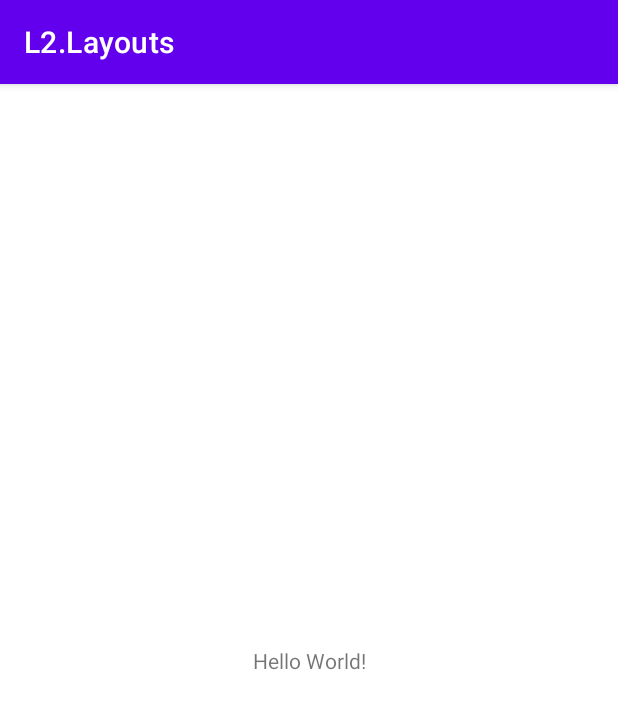
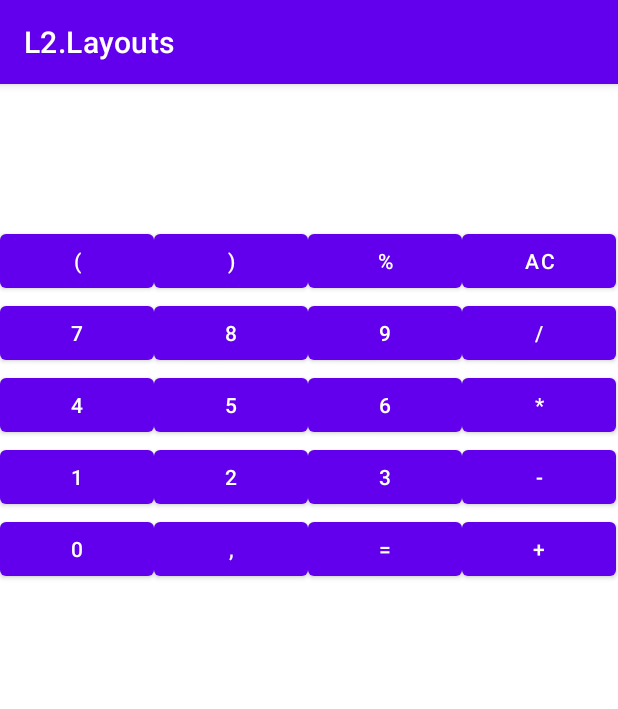
Before and after one commit to alexander-voronov/L2.Layouts, an Android app: the screen it shows after launch (MainActivity), on a phone screen of 412 x 824 dp. Shown: the top 709 px of the screen. Run offline under Robolectric (Android 15) with nearby library versions, the phone set to English and light mode, and no system bars.

Commit message:
Blank on TableLayout

```diff
--- a/app/build.gradle
+++ b/app/build.gradle
@@ -3,11 +3,11 @@ plugins {
 }
 
 android {
-    compileSdk 30
+    compileSdk 31
 
     defaultConfig {
         applicationId "ru.gb.course1.l2layouts"
-        minSdk 23
+        minSdk 26
         targetSdk 30
         versionCode 1
         versionName "1.0"
--- a/app/src/main/res/layout/activity_main.xml
+++ b/app/src/main/res/layout/activity_main.xml
@@ -1,18 +1,153 @@
 <?xml version="1.0" encoding="utf-8"?>
-<androidx.constraintlayout.widget.ConstraintLayout xmlns:android="http://schemas.android.com/apk/res/android"
-    xmlns:app="http://schemas.android.com/apk/res-auto"
+<TableLayout xmlns:android="http://schemas.android.com/apk/res/android"
     xmlns:tools="http://schemas.android.com/tools"
     android:layout_width="match_parent"
     android:layout_height="match_parent"
-    tools:context=".MainActivity">
+    android:stretchColumns="*">
 
-    <TextView
-        android:layout_width="wrap_content"
-        android:layout_height="wrap_content"
-        android:text="Hello World!"
-        app:layout_constraintBottom_toBottomOf="parent"
-        app:layout_constraintLeft_toLeftOf="parent"
-        app:layout_constraintRight_toRightOf="parent"
-        app:layout_constraintTop_toTopOf="parent" />
+    <TableRow>
 
-</androidx.constraintlayout.widget.ConstraintLayout>
+        <TextView
+            android:layout_column="3"
+            android:gravity="right"
+            android:padding="20dip"
+            android:shrinkColumns="true"
+            android:textSize="40sp"
+            tools:text="20" />
+    </TableRow>
+
+    <TableRow>
+
+        <Button
+            android:id="@+id/button_left_parenthesis"
+            android:layout_width="wrap_content"
+            android:layout_height="wrap_content"
+            android:text="(" />
+
+        <Button
+            android:id="@+id/button_right_parenthesis"
+            android:layout_width="wrap_content"
+            android:layout_height="wrap_content"
+            android:text=")" />
+
+        <Button
+            android:id="@+id/button_percentage"
+            android:layout_width="wrap_content"
+            android:layout_height="wrap_content"
+            android:text="%" />
+
+        <Button
+            android:id="@+id/button_left_reset"
+            android:layout_width="wrap_content"
+            android:layout_height="wrap_content"
+            android:text="AC" />
+    </TableRow>
+
+    <TableRow>
+
+        <Button
+            android:id="@+id/button_seven"
+            android:layout_width="wrap_content"
+            android:layout_height="wrap_content"
+            android:text="7" />
+
+        <Button
+            android:id="@+id/button_eight"
+            android:layout_width="wrap_content"
+            android:layout_height="wrap_content"
+            android:text="8" />
+
+        <Button
+            android:id="@+id/button_nine"
+            android:layout_width="wrap_content"
+            android:layout_height="wrap_content"
+            android:text="9" />
+
+        <Button
+            android:id="@+id/button_division"
+            android:layout_width="wrap_content"
+            android:layout_height="wrap_content"
+            android:text="/" />
+    </TableRow>
+
+    <TableRow>
+
+        <Button
+            android:id="@+id/button_four"
+            android:layout_width="wrap_content"
+            android:layout_height="wrap_content"
+            android:text="4" />
+
+        <Button
+            android:id="@+id/button_five"
+            android:layout_width="wrap_content"
+            android:layout_height="wrap_content"
+            android:text="5" />
+
+        <Button
+            android:id="@+id/button_six"
+            android:layout_width="wrap_content"
+            android:layout_height="wrap_content"
+            android:text="6" />
+
+        <Button
+            android:id="@+id/button_multiply"
+            android:layout_width="wrap_content"
+            android:layout_height="wrap_content"
+            android:text="*" />
+    </TableRow>
+
+    <TableRow>
+
+        <Button
+            android:id="@+id/button_one"
+            android:layout_width="wrap_content"
+            android:layout_height="wrap_content"
+            android:text="1" />
+
+        <Button
+            android:id="@+id/button_two"
+            android:layout_width="wrap_content"
+            android:layout_height="wrap_content"
+            android:text="2" />
+
+        <Button
+            android:id="@+id/button_three"
+            android:layout_width="wrap_content"
+            android:layout_height="wrap_content"
+            android:text="3" />
+
+        <Button
+            android:id="@+id/button_minus"
+            android:layout_width="wrap_content"
+            android:layout_height="wrap_content"
+            android:text="-" />
+    </TableRow>
+
+    <TableRow>
+
+        <Button
+            android:id="@+id/button_zero"
+            android:layout_width="wrap_content"
+            android:layout_height="wrap_content"
+            android:text="0" />
+
+        <Button
+            android:id="@+id/button_comma"
+            android:layout_width="wrap_content"
+            android:layout_height="wrap_content"
+            android:text="," />
+
+        <Button
+            android:id="@+id/button_equals"
+            android:layout_width="wrap_content"
+            android:layout_height="wrap_content"
+            android:text="=" />
+
+        <Button
+            android:id="@+id/button_plus"
+            android:layout_width="wrap_content"
+            android:layout_height="wrap_content"
+            android:text="+" />
+    </TableRow>
+</TableLayout>
```
